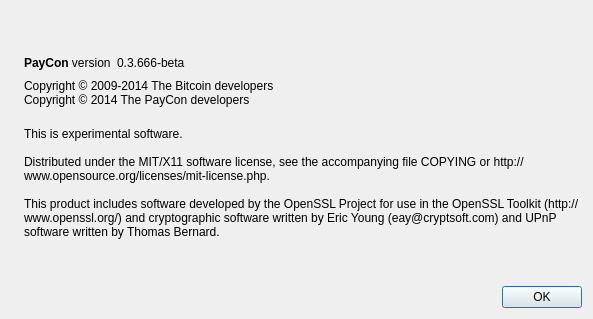
Before: the Qt Designer form src/qt/forms/aboutdialog.ui in prodigal-son/DigitalGold, drawn with Qt 5.
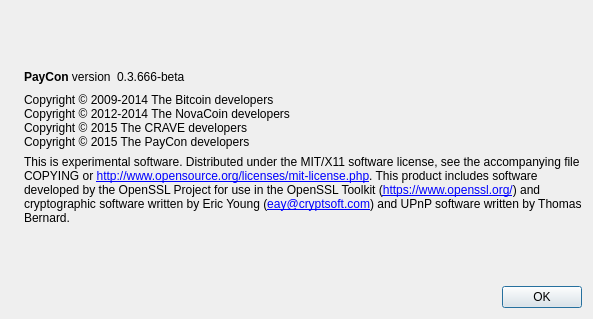
After: the same form once the commit is applied. Icons and pictures are not drawn.

```diff
--- a/src/qt/forms/aboutdialog.ui
+++ b/src/qt/forms/aboutdialog.ui
@@ -92,7 +92,9 @@
        </property>
        <property name="text">
         <string>Copyright © 2009-2014 The Bitcoin developers
-Copyright © 2014 The PayCon developers</string>
+Copyright © 2012-2014 The NovaCoin developers
+Copyright © 2015 The CRAVE developers
+Copyright © 2015 The PayCon developers</string>
        </property>
        <property name="textInteractionFlags">
         <set>Qt::LinksAccessibleByMouse|Qt::TextSelectableByKeyboard|Qt::TextSelectableByMouse</set>
@@ -108,9 +110,12 @@
         <string>
 This is experimental software.
 
-Distributed under the MIT/X11 software license, see the accompanying file COPYING or http://www.opensource.org/licenses/mit-license.php.
+Distributed under the MIT/X11 software license, see the accompanying file COPYING or &lt;a href=&quot;http://www.opensource.org/licenses/mit-license.php&quot;&gt;http://www.opensource.org/licenses/mit-license.php&lt;/a&gt;.
 
-This product includes software developed by the OpenSSL Project for use in the OpenSSL Toolkit (http://www.openssl.org/) and cryptographic software written by Eric Young (eay@cryptsoft.com) and UPnP software written by Thomas Bernard.</string>
+This product includes software developed by the OpenSSL Project for use in the OpenSSL Toolkit (&lt;a href=&quot;https://www.openssl.org/&quot;&gt;https://www.openssl.org/&lt;/a&gt;) and cryptographic software written by Eric Young (&lt;a href=&quot;mailto:eay@cryptsoft.com&quot;&gt;eay@cryptsoft.com&lt;/a&gt;) and UPnP software written by Thomas Bernard.</string>
+       </property>
+       <property name="textFormat">
+        <enum>Qt::RichText</enum>
        </property>
        <property name="wordWrap">
         <bool>true</bool>
```
